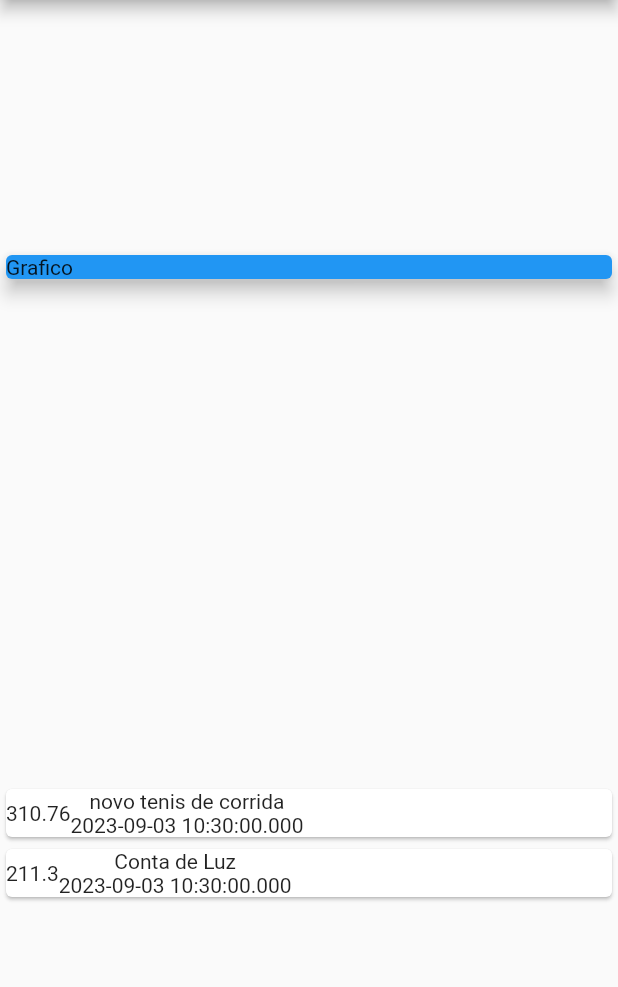
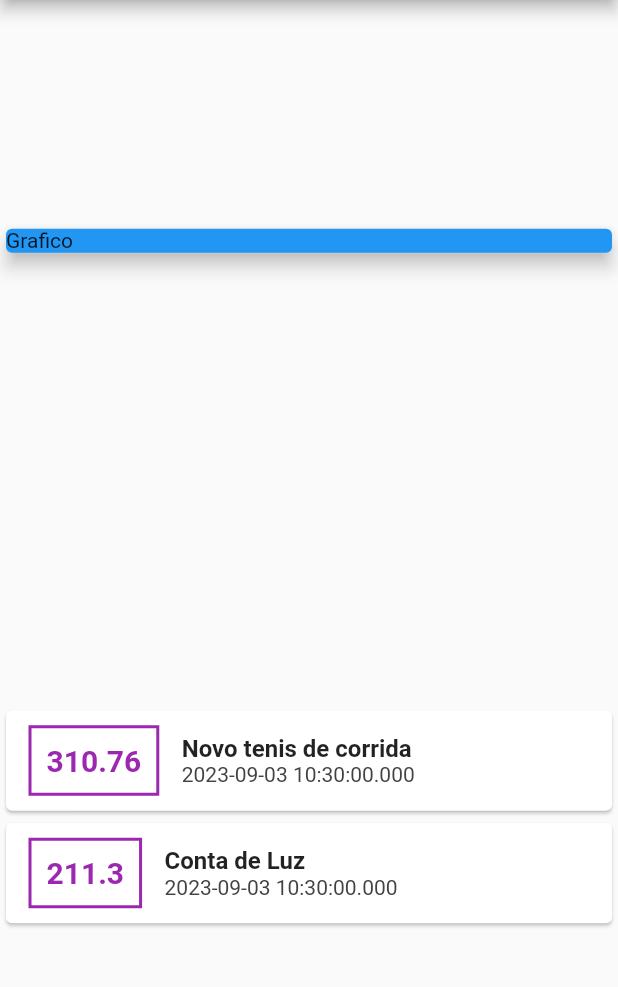
Before and after one commit to bernardoxm/Despesas-pessoais, a Flutter app: the screen it shows after launch, on a phone screen of 412 x 824 dp, the part 84-1071 px from its top. Run offline on Flutter 3.47's test engine with Material 2 defaults, Android fonts, the phone set to English and light mode, and no system bars.

Commit message:
add style

```diff
--- a/despesas_pessoais/lib/main.dart
+++ b/despesas_pessoais/lib/main.dart
@@ -14,20 +14,17 @@ class MyHomePage extends StatelessWidget {
   final _transactions = [
     Transaction(
       id: 't1',
-    title: 'novo tenis de corrida',
+      title: 'Novo tenis de corrida',
       value: 310.76,
-    date: DateTime.now(),),
-
+      date: DateTime.now(),
+    ),
     Transaction(
       id: 't2',
       title: 'Conta de Luz',
       value: 211.30,
-    date: DateTime.now(),),
-
-
-
+      date: DateTime.now(),
+    ),
   ];
-
 
   @override
   Widget build(BuildContext context) {
@@ -46,30 +43,34 @@ class MyHomePage extends StatelessWidget {
               elevation: 5,
             ),
           ),
-             Column(children:_transactions.map((tr)
-              {return Card(
-
-                child:Row(
-                  children: <Widget> [
-                  Container
-                  (child: Text
-                  (tr.value.toString()
+          Column(
+              children: _transactions.map((tr) {
+            return Card(
+              child: Row(
+                children: <Widget>[
+                  Container(
+                    margin: EdgeInsets.symmetric(horizontal: 15,vertical: 10),
+                    decoration: BoxDecoration(border: Border.all(color:Colors.purple,width: 2,)),
+                    padding: EdgeInsets.all(10),
+                    child: Text(tr.value.toString(),
+                    style: TextStyle(fontWeight: FontWeight.bold,fontSize: 20,color: Colors.purple,),
                     ),
                   ),
-                  Column(children:<Widget> [Text(tr.title),
-                  Text(tr.date.toString()),
+                  Column(
+                    crossAxisAlignment: CrossAxisAlignment.start,
+                    children: <Widget>[
+                      Text(tr.title,
+                      style: TextStyle(fontSize: 16,fontWeight:FontWeight.bold),
+                      ),
+                      Text(tr.date.toString(),
+                      style: TextStyle(color:Colors.grey[800])) ,
 
-
-                  ],),
                     ],
-
-                ) ,
-
-
-
+                  ),
+                ],
+              ),
             );
-             }).toList()
-             )
+          }).toList())
         ],
       ),
     );
```
Lines whose indentation alone changed are shown as unchanged.
